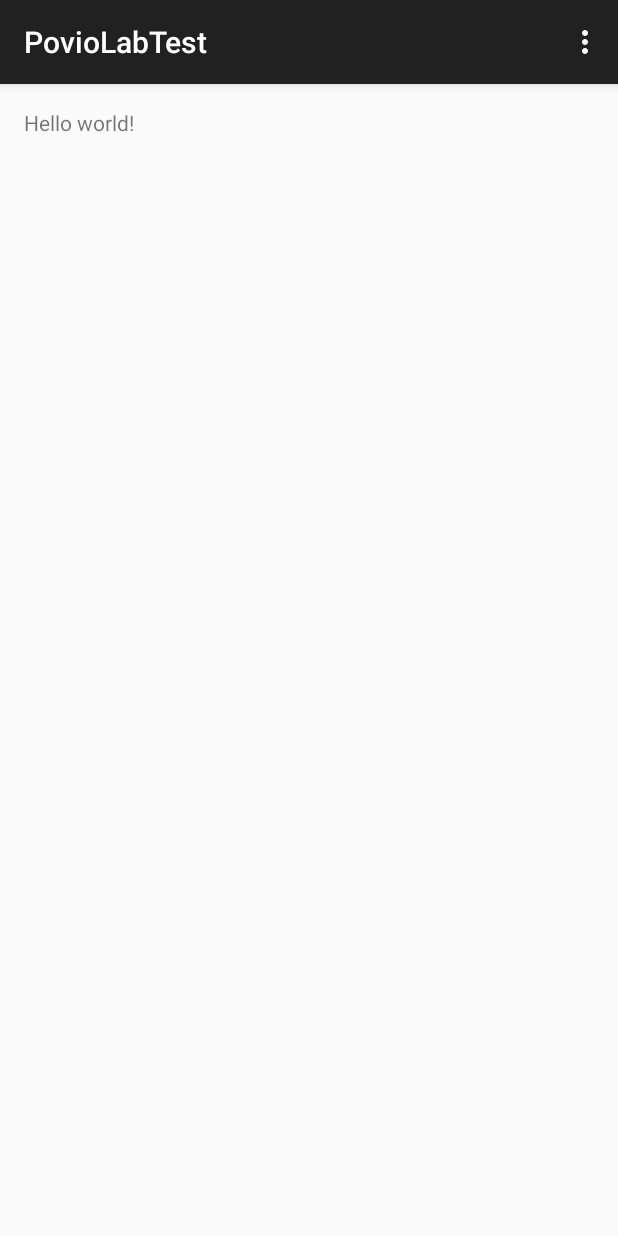
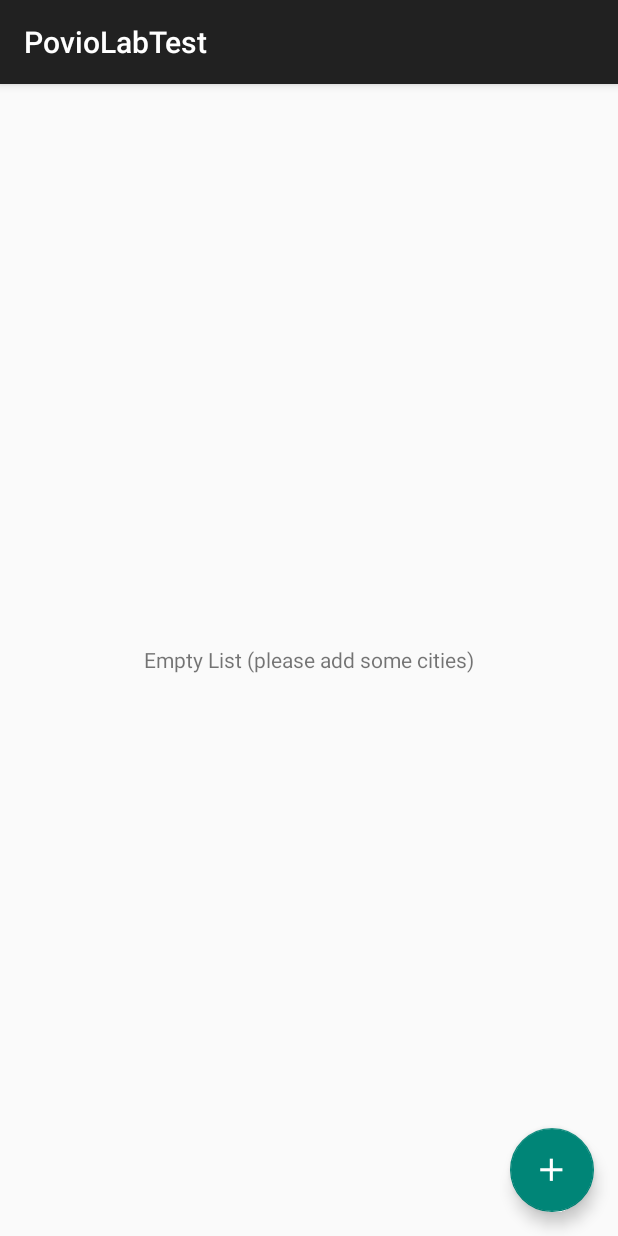
Before and after one commit to krsteforpoviolab/PovioLabTest, an Android app: the screen it shows after launch (MainActivity before the commit, CitiesActivity after it), on a phone screen of 412 x 824 dp. Run offline under Robolectric (Android 15) with nearby library versions, the phone set to English and light mode, and no system bars.

Commit message:
Remove MainActivity. Add CitiesActivity. Add design and recycler libs in dependency. Add image for fab.

```diff
--- a/app/build.gradle
+++ b/app/build.gradle
@@ -22,4 +22,6 @@ android {
 dependencies {
     compile fileTree(dir: 'libs', include: ['*.jar'])
     compile 'com.android.support:appcompat-v7:23.2.0'
+    compile 'com.android.support:recyclerview-v7:23.0.+'
+    compile 'com.android.support:design:23.0.+'
 }
--- a/app/src/main/AndroidManifest.xml
+++ b/app/src/main/AndroidManifest.xml
@@ -8,7 +8,7 @@
         android:label="@string/app_name"
         android:theme="@style/AppTheme" >
         <activity
-            android:name=".MainActivity"
+            android:name=".CitiesActivity"
             android:label="@string/app_name" >
             <intent-filter>
                 <action android:name="android.intent.action.MAIN" />
--- /dev/null
+++ b/app/src/main/java/com/poviolab/poviolabtest/CitiesActivity.java
@@ -0,0 +1,14 @@
+package com.poviolab.poviolabtest;
+
+import android.os.Bundle;
+import android.support.v7.app.AppCompatActivity;
+
+public class CitiesActivity extends AppCompatActivity {
+
+    @Override
+    protected void onCreate(Bundle savedInstanceState) {
+        super.onCreate(savedInstanceState);
+        setContentView(R.layout.activity_cities);
+    }
+
+}
--- /dev/null
+++ b/app/src/main/res/layout/activity_cities.xml
@@ -0,0 +1,29 @@
+<?xml version="1.0" encoding="utf-8"?>
+<android.support.design.widget.CoordinatorLayout
+    xmlns:android="http://schemas.android.com/apk/res/android"
+    android:id="@+id/parent_coordinator_layout"
+    android:layout_width="match_parent"
+    android:layout_height="match_parent">
+
+
+    <android.support.v7.widget.RecyclerView
+        android:id="@+id/cities_recycler_view"
+        android:layout_width="match_parent"
+        android:layout_height="match_parent" />
+
+    <TextView
+        android:id="@+id/no_items_text_view"
+        android:layout_width="wrap_content"
+        android:layout_height="wrap_content"
+        android:layout_gravity="center"
+        android:text="@string/empty_list" />
+
+    <android.support.design.widget.FloatingActionButton
+        android:id="@+id/fab"
+        android:layout_width="wrap_content"
+        android:layout_height="wrap_content"
+        android:layout_gravity="end|bottom"
+        android:layout_margin="@dimen/widget_padding"
+        android:src="@mipmap/fab_add_icon" />
+
+</android.support.design.widget.CoordinatorLayout>
--- a/app/src/main/res/values/dimens.xml
+++ b/app/src/main/res/values/dimens.xml
@@ -2,4 +2,9 @@
     <!-- Default screen margins, per the Android Design guidelines. -->
     <dimen name="activity_horizontal_margin">16dp</dimen>
     <dimen name="activity_vertical_margin">16dp</dimen>
+
+    <dimen name="activity_padding">16dp</dimen>
+    <dimen name="item_padding">16dp</dimen>
+    <dimen name="widget_padding">16dp</dimen>
+
 </resources>
--- a/app/src/main/res/values/strings.xml
+++ b/app/src/main/res/values/strings.xml
@@ -3,4 +3,6 @@
 
     <string name="hello_world">Hello world!</string>
     <string name="action_settings">Settings</string>
+
+    <string name="empty_list">Empty List (please add some cities)</string>
 </resources>
```
Also changed, not shown: app/src/main/fab_add_icon-web.png (added), app/src/main/res/mipmap-hdpi/fab_add_icon.png (added), app/src/main/res/mipmap-mdpi/fab_add_icon.png (added), app/src/main/res/mipmap-xhdpi/fab_add_icon.png (added), app/src/main/res/mipmap-xxhdpi/fab_add_icon.png (added), app/src/main/res/mipmap-xxxhdpi/fab_add_icon.png (added), 1 other file.
